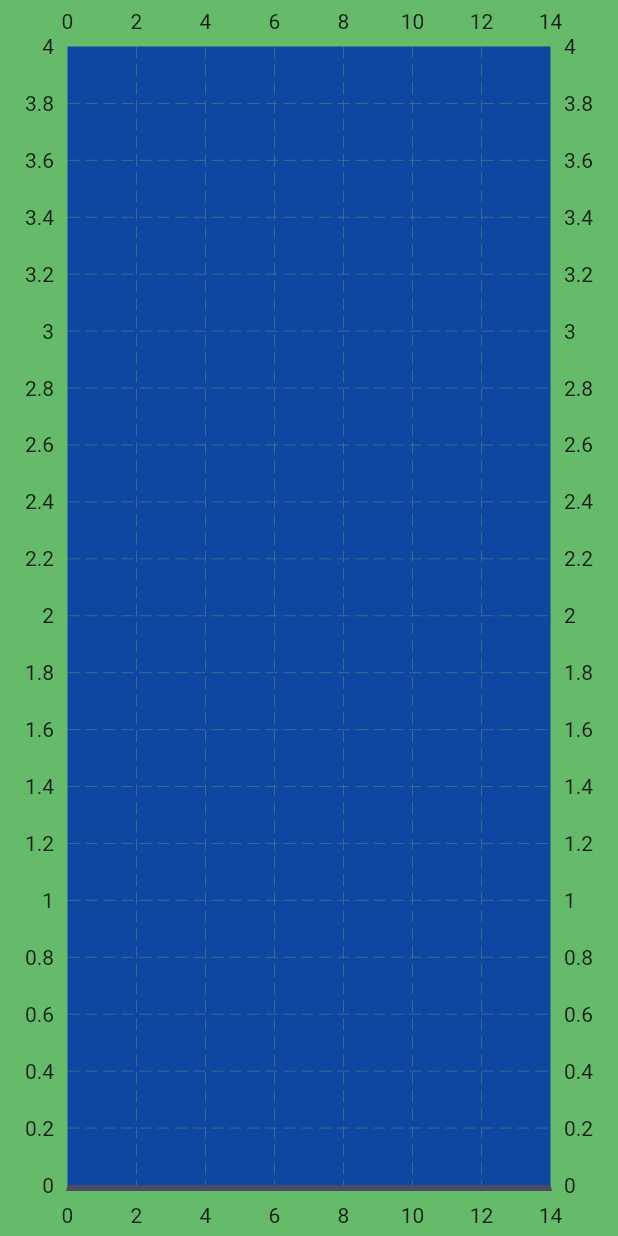
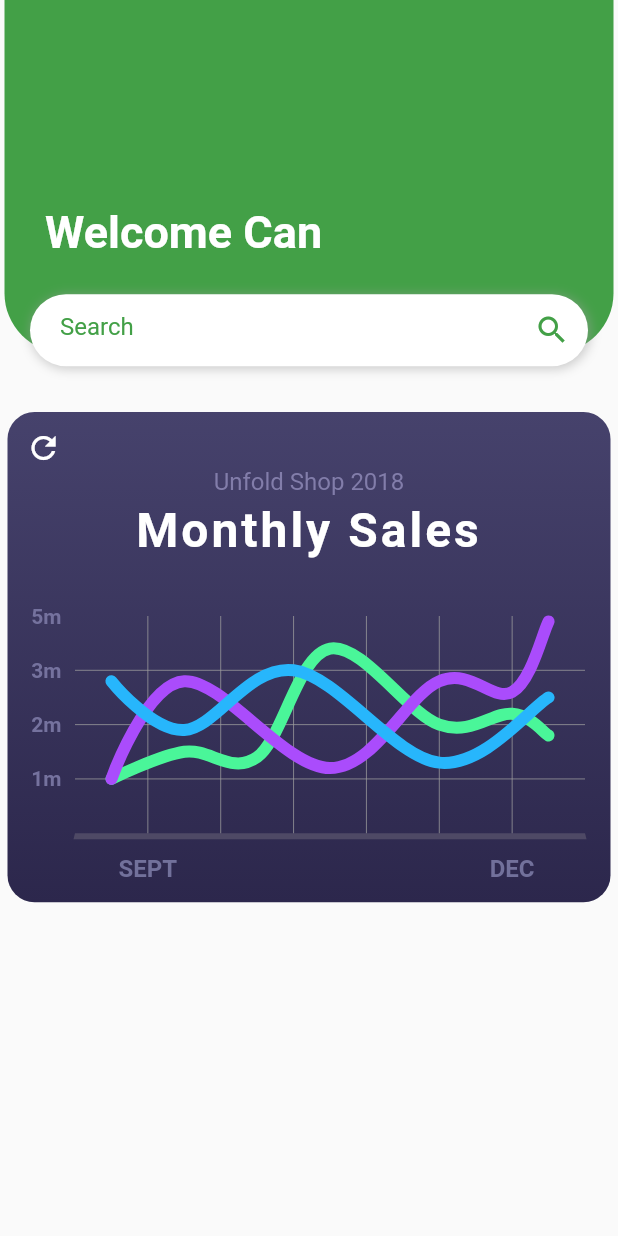
Before and after one commit to yasinyigitarik/akbank-data, a Flutter app: the screen it shows after launch, on a phone screen of 412 x 824 dp. Run offline on Flutter 3.47's test engine with Material 2 defaults, Android fonts, the phone set to English and light mode, and no system bars; drawn by our look-alikes of fl_chart; network calls fail.

Commit message:
tablo eklendi

```diff
--- /dev/null
+++ b/akbank_data/lib/mainPages/chart.dart
@@ -0,0 +1,407 @@
+import 'package:fl_chart/fl_chart.dart';
+import 'package:flutter/material.dart';
+
+class LineChartSample1 extends StatefulWidget {
+  @override
+  State<StatefulWidget> createState() => LineChartSample1State();
+}
+
+class LineChartSample1State extends State<LineChartSample1> {
+  bool isShowingMainData;
+
+  @override
+  void initState() {
+    super.initState();
+    isShowingMainData = true;
+  }
+
+  @override
+  Widget build(BuildContext context) {
+    return AspectRatio(
+      aspectRatio: 1.23,
+      child: Container(
+        decoration: const BoxDecoration(
+          borderRadius: BorderRadius.all(Radius.circular(18)),
+          gradient: LinearGradient(
+            colors: [
+              Color(0xff2c274c),
+              Color(0xff46426c),
+            ],
+            begin: Alignment.bottomCenter,
+            end: Alignment.topCenter,
+          ),
+        ),
+        child: Stack(
+          children: <Widget>[
+            Column(
+              crossAxisAlignment: CrossAxisAlignment.stretch,
+              children: <Widget>[
+                const SizedBox(
+                  height: 37,
+                ),
+                const Text(
+                  'Unfold Shop 2018',
+                  style: TextStyle(
+                    color: Color(0xff827daa),
+                    fontSize: 16,
+                  ),
+                  textAlign: TextAlign.center,
+                ),
+                const SizedBox(
+                  height: 4,
+                ),
+                const Text(
+                  'Monthly Sales',
+                  style: TextStyle(
+                      color: Colors.white,
+                      fontSize: 32,
+                      fontWeight: FontWeight.bold,
+                      letterSpacing: 2),
+                  textAlign: TextAlign.center,
+                ),
+                const SizedBox(
+                  height: 37,
+                ),
+                Expanded(
+                  child: Padding(
+                    padding: const EdgeInsets.only(right: 16.0, left: 6.0),
+                    child: LineChart(
+                      isShowingMainData ? sampleData1() : sampleData2(),
+                      swapAnimationDuration: const Duration(milliseconds: 250),
+                    ),
+                  ),
+                ),
+                const SizedBox(
+                  height: 10,
+                ),
+              ],
+            ),
+            IconButton(
+              icon: Icon(
+                Icons.refresh,
+                color: Colors.white.withOpacity(isShowingMainData ? 1.0 : 0.5),
+              ),
+              onPressed: () {
+                setState(() {
+                  isShowingMainData = !isShowingMainData;
+                });
+              },
+            )
+          ],
+        ),
+      ),
+    );
+  }
+
+  LineChartData sampleData1() {
+    return LineChartData(
+      lineTouchData: LineTouchData(
+        touchTooltipData: LineTouchTooltipData(
+          tooltipBgColor: Colors.blueGrey.withOpacity(0.8),
+        ),
+        touchCallback: (LineTouchResponse touchResponse) {
+          print('object');
+        },
+        handleBuiltInTouches: true,
+      ),
+      gridData: FlGridData(
+        show: true,
+      ),
+      titlesData: FlTitlesData(
+        bottomTitles: SideTitles(
+          showTitles: true,
+          reservedSize: 22,
+          getTextStyles: (value) => const TextStyle(
+            color: Color(0xff72719b),
+            fontWeight: FontWeight.bold,
+            fontSize: 16,
+          ),
+          margin: 10,
+          getTitles: (value) {
+            switch (value.toInt()) {
+              case 2:
+                return 'SEPT';
+              case 7:
+                return 'OCT';
+              case 12:
+                return 'DEC';
+            }
+            return '';
+          },
+        ),
+        leftTitles: SideTitles(
+          showTitles: true,
+          getTextStyles: (value) => const TextStyle(
+            color: Color(0xff75729e),
+            fontWeight: FontWeight.bold,
+            fontSize: 14,
+          ),
+          getTitles: (value) {
+            switch (value.toInt()) {
+              case 1:
+                return '1m';
+              case 2:
+                return '2m';
+              case 3:
+                return '3m';
+              case 4:
+                return '5m';
+            }
+            return '';
+          },
+          margin: 8,
+          reservedSize: 30,
+        ),
+      ),
+      borderData: FlBorderData(
+        show: true,
+        border: const Border(
+          bottom: BorderSide(
+            color: Color(0xff4e4965),
+            width: 4,
+          ),
+          left: BorderSide(
+            color: Colors.transparent,
+          ),
+          right: BorderSide(
+            color: Colors.transparent,
+          ),
+          top: BorderSide(
+            color: Colors.transparent,
+          ),
+        ),
+      ),
+      minX: 0,
+      maxX: 14,
+      maxY: 4,
+      minY: 0,
+      lineBarsData: linesBarData1(),
+    );
+  }
+
+  List<LineChartBarData> linesBarData1() {
+    final LineChartBarData lineChartBarData1 = LineChartBarData(
+      spots: [
+        FlSpot(1, 1),
+        FlSpot(3, 1.5),
+        FlSpot(5, 1.4),
+        FlSpot(7, 3.4),
+        FlSpot(10, 2),
+        FlSpot(12, 2.2),
+        FlSpot(13, 1.8),
+      ],
+      isCurved: true,
+      colors: [
+        const Color(0xff4af699),
+      ],
+      barWidth: 8,
+      isStrokeCapRound: true,
+      dotData: FlDotData(
+        show: false,
+      ),
+      belowBarData: BarAreaData(
+        show: false,
+      ),
+    );
+    final LineChartBarData lineChartBarData2 = LineChartBarData(
+      spots: [
+        FlSpot(1, 1),
+        FlSpot(3, 2.8),
+        FlSpot(7, 1.2),
+        FlSpot(10, 2.8),
+        FlSpot(12, 2.6),
+        FlSpot(13, 3.9),
+      ],
+      isCurved: true,
+      colors: [
+        const Color(0xffaa4cfc),
+      ],
+      barWidth: 8,
+      isStrokeCapRound: true,
+      dotData: FlDotData(
+        show: false,
+      ),
+      belowBarData: BarAreaData(show: false, colors: [
+        const Color(0x00aa4cfc),
+      ]),
+    );
+    final LineChartBarData lineChartBarData3 = LineChartBarData(
+      spots: [
+        FlSpot(1, 2.8),
+        FlSpot(3, 1.9),
+        FlSpot(6, 3),
+        FlSpot(10, 1.3),
+        FlSpot(13, 2.5),
+      ],
+      isCurved: true,
+      colors: const [
+        Color(0xff27b6fc),
+      ],
+      barWidth: 8,
+      isStrokeCapRound: true,
+      dotData: FlDotData(
+        show: false,
+      ),
+      belowBarData: BarAreaData(
+        show: false,
+      ),
+    );
+    return [
+      lineChartBarData1,
+      lineChartBarData2,
+      lineChartBarData3,
+    ];
+  }
+
+  LineChartData sampleData2() {
+    return LineChartData(
+      lineTouchData: LineTouchData(
+        enabled: false,
+      ),
+      gridData: FlGridData(
+        show: false,
+      ),
+      titlesData: FlTitlesData(
+        bottomTitles: SideTitles(
+          showTitles: true,
+          reservedSize: 22,
+          getTextStyles: (value) => const TextStyle(
+            color: Color(0xff72719b),
+            fontWeight: FontWeight.bold,
+            fontSize: 16,
+          ),
+          margin: 10,
+          getTitles: (value) {
+            switch (value.toInt()) {
+              case 2:
+                return 'SEPT';
+              case 7:
+                return 'OCT';
+              case 12:
+                return 'DEC';
+            }
+            return '';
+          },
+        ),
+        leftTitles: SideTitles(
+          showTitles: true,
+          getTextStyles: (value) => const TextStyle(
+            color: Color(0xff75729e),
+            fontWeight: FontWeight.bold,
+            fontSize: 14,
+          ),
+          getTitles: (value) {
+            switch (value.toInt()) {
+              case 1:
+                return '1m';
+              case 2:
+                return '2m';
+              case 3:
+                return '3m';
+              case 4:
+                return '5m';
+              case 5:
+                return '6m';
+            }
+            return '';
+          },
+          margin: 8,
+          reservedSize: 30,
+        ),
+      ),
+      borderData: FlBorderData(
+          show: true,
+          border: const Border(
+            bottom: BorderSide(
+              color: Color(0xff4e4965),
+              width: 4,
+            ),
+            left: BorderSide(
+              color: Colors.transparent,
+            ),
+            right: BorderSide(
+              color: Colors.transparent,
+            ),
+            top: BorderSide(
+              color: Colors.transparent,
+            ),
+          )),
+      minX: 0,
+      maxX: 14,
+      maxY: 6,
+      minY: 0,
+      lineBarsData: linesBarData2(),
+    );
+  }
+
+  List<LineChartBarData> linesBarData2() {
+    return [
+      LineChartBarData(
+        spots: [
+          FlSpot(1, 1),
+          FlSpot(3, 4),
+          FlSpot(5, 1.8),
+          FlSpot(7, 5),
+          FlSpot(10, 2),
+          FlSpot(12, 2.2),
+          FlSpot(13, 1.8),
+        ],
+        isCurved: true,
+        curveSmoothness: 0,
+        colors: const [
+          Color(0x444af699),
+        ],
+        barWidth: 4,
+        isStrokeCapRound: true,
+        dotData: FlDotData(
+          show: false,
+        ),
+        belowBarData: BarAreaData(
+          show: false,
+        ),
+      ),
+      LineChartBarData(
+        spots: [
+          FlSpot(1, 1),
+          FlSpot(3, 2.8),
+          FlSpot(7, 1.2),
+          FlSpot(10, 2.8),
+          FlSpot(12, 2.6),
+          FlSpot(13, 3.9),
+        ],
+        isCurved: true,
+        colors: const [
+          Color(0x99aa4cfc),
+        ],
+        barWidth: 4,
+        isStrokeCapRound: true,
+        dotData: FlDotData(
+          show: false,
+        ),
+        belowBarData: BarAreaData(show: true, colors: [
+          const Color(0x33aa4cfc),
+        ]),
+      ),
+      LineChartBarData(
+        spots: [
+          FlSpot(1, 3.8),
+          FlSpot(3, 1.9),
+          FlSpot(6, 5),
+          FlSpot(10, 3.3),
+          FlSpot(13, 4.5),
+        ],
+        isCurved: true,
+        curveSmoothness: 0,
+        colors: const [
+          Color(0x4427b6fc),
+        ],
+        barWidth: 2,
+        isStrokeCapRound: true,
+        dotData: FlDotData(show: true),
+        belowBarData: BarAreaData(
+          show: false,
+        ),
+      ),
+    ];
+  }
+}
--- a/akbank_data/lib/mainPages/dashboard.dart
+++ b/akbank_data/lib/mainPages/dashboard.dart
@@ -1,3 +1,4 @@
+import 'package:akbank_data/mainPages/chart.dart';
 import 'package:akbank_data/repos/userRepo.dart';
 import 'package:fl_chart/fl_chart.dart';
 import 'package:flutter/material.dart';
@@ -20,37 +21,72 @@ class _DashboardState extends State<Dashboard> {
   Widget build(BuildContext context) {
     return Scaffold(
       body: Container(
-        color: Colors.green[400],
-        child: Center(
-            child: PageView(
+        height: MediaQuery.of(context).size.height,
+        child: Stack(
           children: [
-            LineChart(LineChartData(
-              backgroundColor: Colors.blue[900],
-              borderData: FlBorderData(
-                show: true,
-                border: const Border(
-                  bottom: BorderSide(
-                    color: Color(0xff4e4965),
-                    width: 4,
-                  ),
-                  left: BorderSide(
-                    color: Colors.transparent,
-                  ),
-                  right: BorderSide(
-                    color: Colors.transparent,
-                  ),
-                  top: BorderSide(
-                    color: Colors.transparent,
-                  ),
+            //Green Side
+            Container(
+              height: MediaQuery.of(context).size.height / 3.5,
+              margin: EdgeInsets.symmetric(horizontal: 3),
+              decoration: BoxDecoration(
+                  color: Colors.green[600],
+                  borderRadius: BorderRadius.only(
+                      bottomLeft: Radius.circular(40),
+                      bottomRight: Radius.circular(40))),
+            ),
+            // Welcome Text
+            Container(
+              margin: EdgeInsets.only(
+                  top: MediaQuery.of(context).size.height / 6, left: 30),
+              child: Text(
+                'Welcome Can',
+                style: TextStyle(
+                  color: Colors.white,
+                  fontWeight: FontWeight.w600,
+                  fontSize: 30,
                 ),
               ),
-              minX: 0,
-              maxX: 14,
-              maxY: 4,
-              minY: 0,
-            )),
+            ),
+            //SearchBar
+            Container(
+              padding: EdgeInsets.only(left: 20),
+              decoration: BoxDecoration(boxShadow: [
+                BoxShadow(
+                  color: Colors.grey.withOpacity(0.5),
+                  spreadRadius: 1,
+                  blurRadius: 5,
+                  offset: Offset(1, 1),
+                )
+              ], color: Colors.white, borderRadius: BorderRadius.circular(50)),
+              margin: EdgeInsets.only(
+                  top: MediaQuery.of(context).size.height / 4.2,
+                  left: 20,
+                  right: 20),
+              child: TextFormField(
+                decoration: InputDecoration(
+                    border: InputBorder.none,
+                    hintText: 'Search',
+                    hintStyle: TextStyle(color: Colors.green[600]),
+                    suffixIcon: IconButton(
+                      onPressed: () {},
+                      icon: Icon(
+                        Icons.search,
+                        color: Colors.green[600],
+                      ),
+                    )),
+              ),
+            )
+            //The Chart
+            ,
+            Container(
+              margin: EdgeInsets.only(
+                  top: MediaQuery.of(context).size.height / 3,
+                  left: 5,
+                  right: 5),
+              child: LineChartSample1(),
+            )
           ],
-        )),
+        ),
       ),
     );
   }
```
